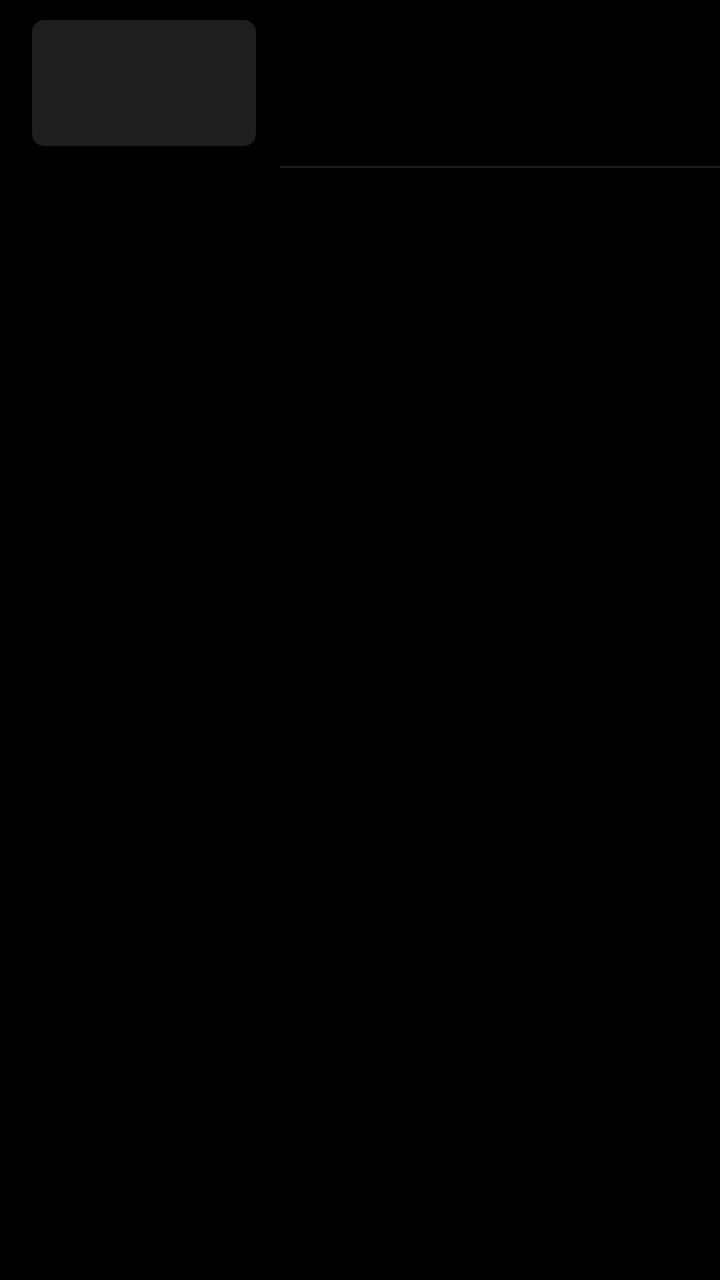
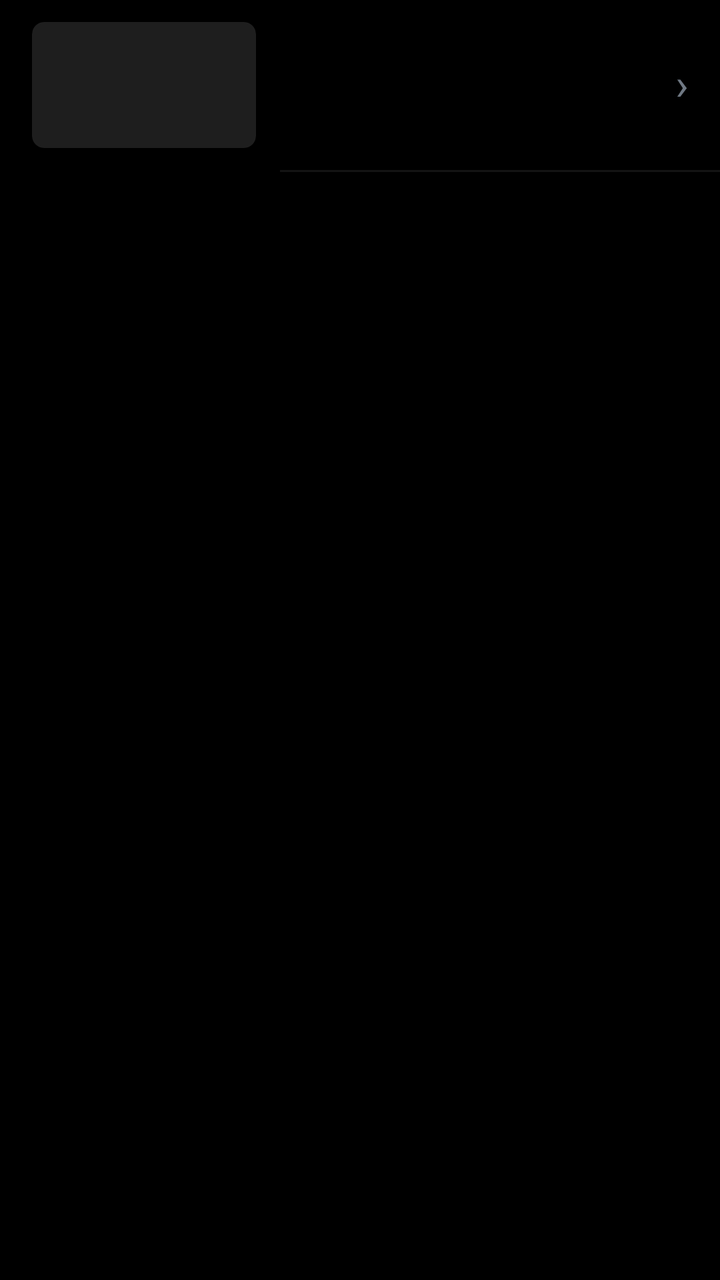

The first picture is an Android layout as it rendered before a commit; the second is the same layout after the commit. The layout source and the unified diff follow.
<!-- AndroidManifest.xml: application theme Theme.ViuSub -->
<!-- res/layout/item_episode.xml -->
<?xml version="1.0" encoding="utf-8"?>
<LinearLayout xmlns:android="http://schemas.android.com/apk/res/android"
    android:layout_width="match_parent"
    android:layout_height="wrap_content"
    android:orientation="vertical"
    android:background="?attr/selectableItemBackground"
    android:clickable="true"
    android:focusable="true">

    <LinearLayout
        android:layout_width="match_parent"
        android:layout_height="wrap_content"
        android:orientation="horizontal"
        android:paddingStart="16dp"
        android:paddingTop="10dp"
        android:paddingEnd="16dp"
        android:paddingBottom="10dp"
        android:gravity="center_vertical">

        <ImageView
            android:id="@+id/thumb"
            android:layout_width="112dp"
            android:layout_height="63dp"
            android:scaleType="centerCrop"
            android:background="@drawable/bg_thumb"
            android:clipToOutline="true"
            android:contentDescription="@null" />

        <LinearLayout
            android:layout_width="0dp"
            android:layout_height="wrap_content"
            android:layout_weight="1"
            android:layout_marginStart="12dp"
            android:orientation="vertical">

            <TextView
                android:id="@+id/title"
                android:layout_width="match_parent"
                android:layout_height="wrap_content"
                android:maxLines="2"
                android:ellipsize="end"
                android:lineSpacingExtra="2dp"
                android:textSize="14sp"
                android:textColor="@color/panel_text" />

            <TextView
                android:id="@+id/meta"
                android:layout_width="match_parent"
                android:layout_height="wrap_content"
                android:layout_marginTop="4dp"
                android:maxLines="1"
                android:ellipsize="end"
                android:textSize="11sp"
                android:fontFamily="monospace"
                android:textColor="@color/meta_text" />
        </LinearLayout>
    </LinearLayout>

    <View
        android:layout_width="match_parent"
        android:layout_height="1dp"
        android:layout_marginStart="140dp"
        android:background="@color/divider" />

</LinearLayout>
<!-- resources referenced by this layout -->
<resources>
  <color name="divider">#1F1F1F</color>
  <color name="meta_text">#9E9E9E</color>
  <color name="panel_text">#F2F2F2</color>
  <!-- drawable bg_thumb (drawable) -->
  <?xml version="1.0" encoding="utf-8"?>
  <shape xmlns:android="http://schemas.android.com/apk/res/android"
      android:shape="rectangle">
      <solid android:color="@color/thumb_placeholder" />
      <corners android:radius="6dp" />
  </shape>
  <style name="Theme.ViuSub" parent="Theme.AppCompat.DayNight.NoActionBar">
          <item name="android:windowBackground">@color/panel_bottom</item>
      </style>
  <color name="thumb_placeholder">#1E1E1E</color>
  <color name="panel_bottom">#000000</color>
</resources>

<!-- the commit's change to res/layout/item_episode.xml (unified diff, before → after) -->
@@ -2,64 +2,78 @@
 <LinearLayout xmlns:android="http://schemas.android.com/apk/res/android"
     android:layout_width="match_parent"
     android:layout_height="wrap_content"
-    android:orientation="vertical"
     android:background="?attr/selectableItemBackground"
     android:clickable="true"
-    android:focusable="true">
+    android:focusable="true"
+    android:orientation="vertical">
 
     <LinearLayout
         android:layout_width="match_parent"
         android:layout_height="wrap_content"
+        android:gravity="center_vertical"
         android:orientation="horizontal"
         android:paddingStart="16dp"
-        android:paddingTop="10dp"
-        android:paddingEnd="16dp"
-        android:paddingBottom="10dp"
-        android:gravity="center_vertical">
+        android:paddingTop="11dp"
+        android:paddingEnd="10dp"
+        android:paddingBottom="11dp">
 
         <ImageView
             android:id="@+id/thumb"
             android:layout_width="112dp"
             android:layout_height="63dp"
-            android:scaleType="centerCrop"
             android:background="@drawable/bg_thumb"
             android:clipToOutline="true"
-            android:contentDescription="@null" />
+            android:contentDescription="@null"
+            android:scaleType="centerCrop" />
 
         <LinearLayout
             android:layout_width="0dp"
             android:layout_height="wrap_content"
+            android:layout_marginStart="12dp"
             android:layout_weight="1"
-            android:layout_marginStart="12dp"
             android:orientation="vertical">
 
             <TextView
                 android:id="@+id/title"
                 android:layout_width="match_parent"
                 android:layout_height="wrap_content"
+                android:ellipsize="end"
+                android:fontFamily="sans-serif-medium"
+                android:lineSpacingExtra="2dp"
                 android:maxLines="2"
-                android:ellipsize="end"
-                android:lineSpacingExtra="2dp"
-                android:textSize="14sp"
-                android:textColor="@color/panel_text" />
+                android:textColor="@color/panel_text"
+                android:textSize="15sp" />
 
             <TextView
                 android:id="@+id/meta"
                 android:layout_width="match_parent"
                 android:layout_height="wrap_content"
-                android:layout_marginTop="4dp"
+                android:layout_marginTop="5dp"
+                android:ellipsize="end"
+                android:fontFamily="monospace"
+                android:letterSpacing="0.02"
                 android:maxLines="1"
-                android:ellipsize="end"
-                android:textSize="11sp"
-                android:fontFamily="monospace"
-                android:textColor="@color/meta_text" />
+                android:textColor="@color/meta_text"
+                android:textSize="11sp" />
         </LinearLayout>
+
+        <TextView
+            android:id="@+id/chevron"
+            android:layout_width="18dp"
+            android:layout_height="63dp"
+            android:layout_marginStart="6dp"
+            android:gravity="center"
+            android:importantForAccessibility="no"
+            android:includeFontPadding="false"
+            android:text="›"
+            android:textColor="@color/text_tertiary"
+            android:textSize="22sp" />
     </LinearLayout>
 
     <View
         android:layout_width="match_parent"
         android:layout_height="1dp"
         android:layout_marginStart="140dp"
-        android:background="@color/divider" />
+        android:background="@color/divider_soft" />
 
 </LinearLayout>
<!-- resource entries referenced after the edit -->
@@ -1,8 +1,9 @@
 <!-- resources referenced by this layout -->
 <resources>
-  <color name="divider">#1F1F1F</color>
+  <color name="divider_soft">#14FFFFFF</color>
   <color name="meta_text">#9E9E9E</color>
   <color name="panel_text">#F2F2F2</color>
+  <color name="text_tertiary">#6F7883</color>
   <!-- drawable bg_thumb (drawable) -->
   <?xml version="1.0" encoding="utf-8"?>
   <shape xmlns:android="http://schemas.android.com/apk/res/android"
@@ -10,10 +11,27 @@
       <solid android:color="@color/thumb_placeholder" />
       <corners android:radius="6dp" />
   </shape>
-  <style name="Theme.ViuSub" parent="Theme.AppCompat.DayNight.NoActionBar">
+  <style name="Theme.ViuSub" parent="Theme.AppCompat.NoActionBar">
           <item name="android:windowBackground">@color/panel_bottom</item>
+          <item name="android:statusBarColor">@color/panel_bottom</item>
+          <item name="android:navigationBarColor">@color/panel_bottom</item>
+          <item name="android:windowLightStatusBar">false</item>
+          <item name="android:windowLightNavigationBar">false</item>
+  
+          <item name="colorPrimary">@color/panel_accent</item>
+          <item name="colorPrimaryDark">@color/panel_bottom</item>
+          <item name="colorAccent">@color/panel_accent</item>
+          <item name="android:colorAccent">@color/panel_accent</item>
+          <item name="colorControlActivated">@color/panel_accent</item>
+          <item name="colorControlNormal">@color/meta_text</item>
+          <item name="colorControlHighlight">@color/accent_ripple</item>
+          <item name="colorButtonNormal">@color/surface_raised</item>
+          <item name="android:textColorHighlight">@color/accent_ripple</item>
       </style>
   <color name="thumb_placeholder">#1E1E1E</color>
   <color name="panel_bottom">#000000</color>
+  <color name="panel_accent">#00E5FF</color>
+  <color name="accent_ripple">#3300E5FF</color>
+  <color name="surface_raised">#121418</color>
 </resources>
 
